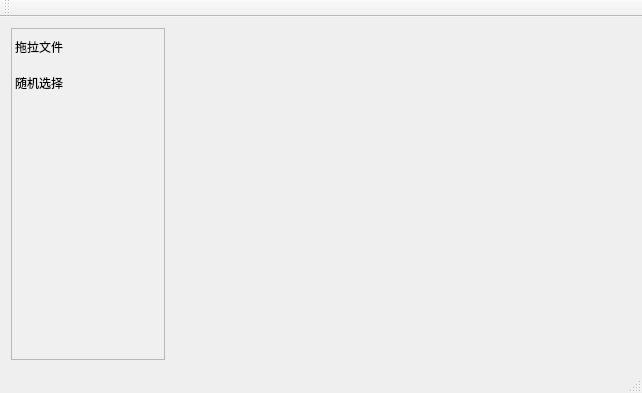
Ji-Yuhang/CovertToSuperMemo, file CovertToSuperMemoQt/mainwindow.ui: the form before one commit.
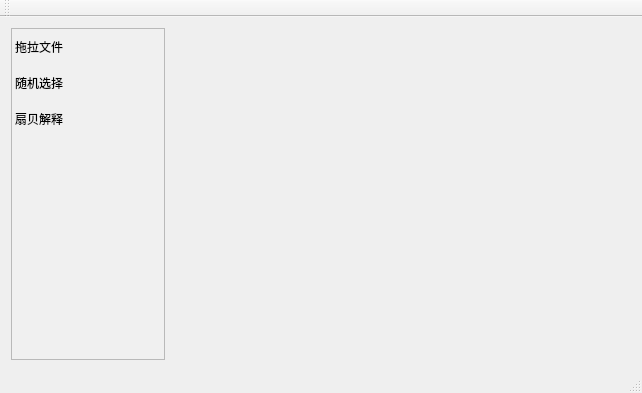
The form after the commit.

What changed in the file:
```diff
--- a/CovertToSuperMemoQt/mainwindow.ui
+++ b/CovertToSuperMemoQt/mainwindow.ui
@@ -58,6 +58,11 @@
         <string>随机选择</string>
        </property>
       </item>
+      <item>
+       <property name="text">
+        <string>扇贝解释</string>
+       </property>
+      </item>
      </widget>
     </item>
     <item row="0" column="1">
```
Left out of the diff: 2 changed lines with no effect on the pictures.
